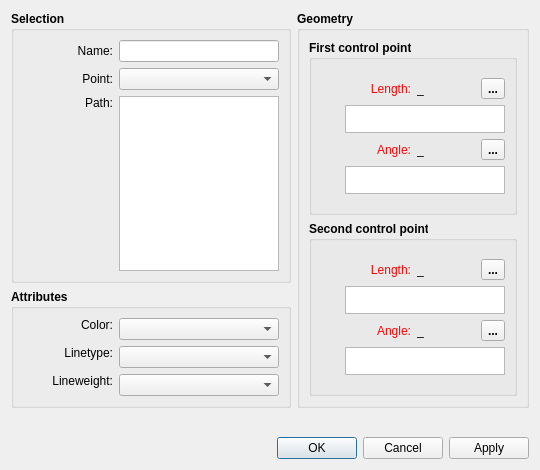
Old version of the form src/libs/vtools/dialogs/tools/dialogsplinepath.ui in the repository FashionFreedom/Seamly2D.
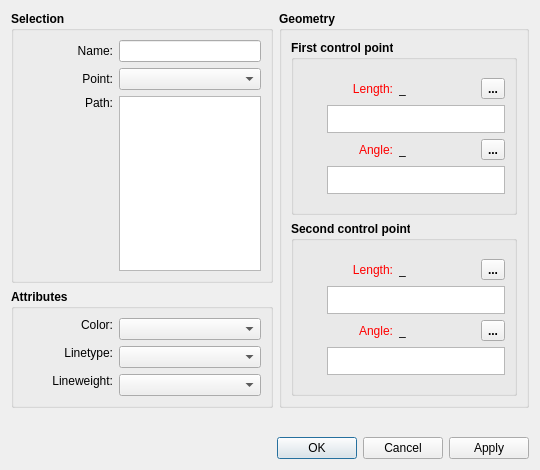
New version of the form. Icons and pictures are not drawn. Custom widgets are drawn as their Qt base class.

What changed in the file:
```diff
--- a/src/libs/vtools/dialogs/tools/dialogsplinepath.ui
+++ b/src/libs/vtools/dialogs/tools/dialogsplinepath.ui
@@ -85,14 +85,14 @@
             <item row="0" column="1">
              <widget class="QLineEdit" name="lineEditSplPathName">
               <property name="sizePolicy">
-               <sizepolicy hsizetype="Expanding" vsizetype="Fixed">
+               <sizepolicy hsizetype="Preferred" vsizetype="Fixed">
                 <horstretch>0</horstretch>
                 <verstretch>0</verstretch>
                </sizepolicy>
               </property>
               <property name="minimumSize">
                <size>
-                <width>80</width>
+                <width>60</width>
                 <height>0</height>
                </size>
               </property>
@@ -132,14 +132,14 @@
             <item row="1" column="1">
              <widget class="QComboBox" name="comboBoxPoint">
               <property name="sizePolicy">
-               <sizepolicy hsizetype="Expanding" vsizetype="Fixed">
+               <sizepolicy hsizetype="Preferred" vsizetype="Fixed">
                 <horstretch>0</horstretch>
                 <verstretch>0</verstretch>
                </sizepolicy>
               </property>
               <property name="minimumSize">
                <size>
-                <width>80</width>
+                <width>60</width>
                 <height>0</height>
                </size>
               </property>
@@ -175,9 +175,15 @@
             </item>
             <item row="2" column="1">
              <widget class="QListWidget" name="listWidget">
+              <property name="sizePolicy">
+               <sizepolicy hsizetype="Preferred" vsizetype="Expanding">
+                <horstretch>0</horstretch>
+                <verstretch>0</verstretch>
+               </sizepolicy>
+              </property>
               <property name="minimumSize">
                <size>
-                <width>80</width>
+                <width>60</width>
                 <height>0</height>
                </size>
               </property>
@@ -251,14 +257,14 @@
             <item row="1" column="1">
              <widget class="LineTypeComboBox" name="lineType_ComboBox">
               <property name="sizePolicy">
-               <sizepolicy hsizetype="Expanding" vsizetype="Fixed">
+               <sizepolicy hsizetype="Preferred" vsizetype="Fixed">
                 <horstretch>0</horstretch>
                 <verstretch>0</verstretch>
                </sizepolicy>
               </property>
               <property name="minimumSize">
                <size>
-                <width>80</width>
+                <width>60</width>
                 <height>0</height>
                </size>
               </property>
@@ -313,14 +319,14 @@
             <item row="2" column="1">
              <widget class="LineWeightComboBox" name="lineWeight_ComboBox">
               <property name="sizePolicy">
-               <sizepolicy hsizetype="Expanding" vsizetype="Fixed">
+               <sizepolicy hsizetype="Preferred" vsizetype="Fixed">
                 <horstretch>0</horstretch>
                 <verstretch>0</verstretch>
                </sizepolicy>
               </property>
               <property name="minimumSize">
                <size>
-                <width>80</width>
+                <width>60</width>
                 <height>0</height>
                </size>
               </property>
@@ -369,14 +375,14 @@
             <item row="0" column="1">
              <widget class="ColorComboBox" name="lineColor_ComboBox">
               <property name="sizePolicy">
-               <sizepolicy hsizetype="Expanding" vsizetype="Fixed">
+               <sizepolicy hsizetype="Preferred" vsizetype="Fixed">
                 <horstretch>0</horstretch>
                 <verstretch>0</verstretch>
                </sizepolicy>
               </property>
               <property name="minimumSize">
                <size>
-                <width>80</width>
+                <width>60</width>
                 <height>0</height>
                </size>
               </property>
@@ -403,6 +409,12 @@
          <verstretch>0</verstretch>
         </sizepolicy>
        </property>
+       <property name="minimumSize">
+        <size>
+         <width>250</width>
+         <height>0</height>
+        </size>
+       </property>
        <property name="font">
         <font>
          <pointsize>9</pointsize>
@@ -504,7 +516,7 @@
                  </property>
                  <property name="minimumSize">
                   <size>
-                   <width>40</width>
+                   <width>70</width>
                    <height>0</height>
                   </size>
                  </property>
@@ -701,7 +713,7 @@
                  </property>
                  <property name="minimumSize">
                   <size>
-                   <width>40</width>
+                   <width>70</width>
                    <height>0</height>
                   </size>
                  </property>
@@ -917,7 +929,7 @@
                  </property>
                  <property name="minimumSize">
                   <size>
-                   <width>40</width>
+                   <width>70</width>
                    <height>0</height>
                   </size>
                  </property>
@@ -1114,7 +1126,7 @@
                  </property>
                  <property name="minimumSize">
                   <size>
-                   <width>40</width>
+                   <width>70</width>
                    <height>0</height>
                   </size>
                  </property>
```
